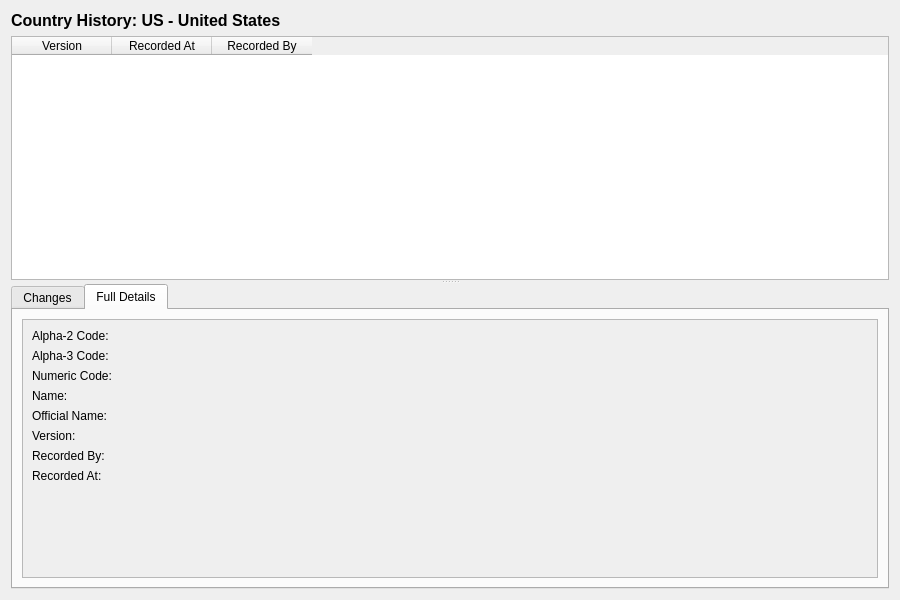
The window that projects/ores.qt/ui/CountryHistoryDialog.ui (OreStudio/OreStudio) describes before a commit, drawn with Qt 5.
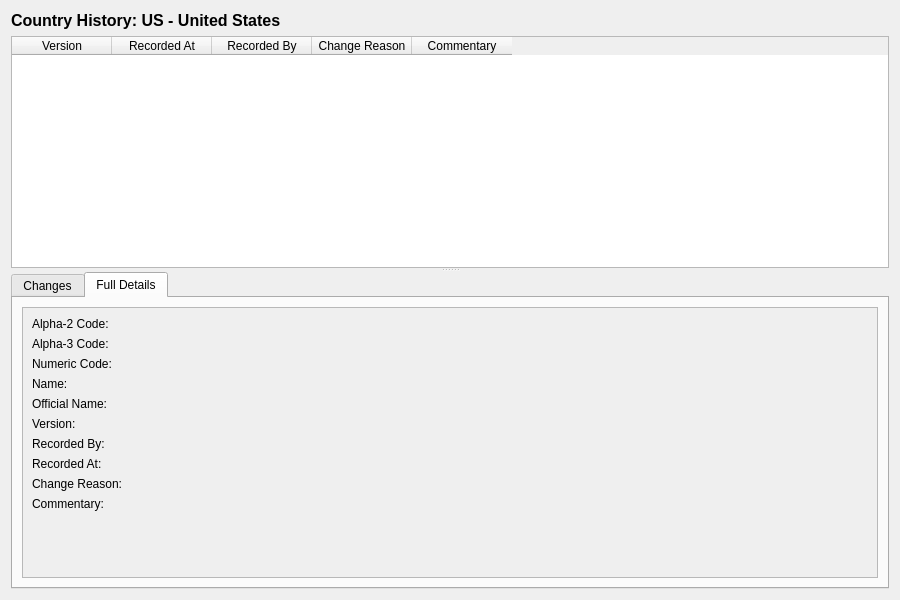
The same window after the commit. The open tabs and pages were chosen to show the change.

Commit message:
[qt] Integrate change reason selection into entity save dialogs
Add ChangeReasonCache for shared caching of change reasons with event
listening for automatic refresh. Add ChangeReasonDialog popup that
displays when saving existing entities, requiring users to select a
change reason and optionally provide commentary.

Update CurrencyDetailDialog and CountryDetailDialog to show change
reason popup before save for updates. Add change reason columns to
history dialogs showing reason code and commentary for each version.

The edit to the form file:
```diff
--- a/projects/ores.qt/ui/CountryHistoryDialog.ui
+++ b/projects/ores.qt/ui/CountryHistoryDialog.ui
@@ -66,6 +66,16 @@
         <string>Recorded By</string>
        </property>
       </column>
+      <column>
+       <property name="text">
+        <string>Change Reason</string>
+       </property>
+      </column>
+      <column>
+       <property name="text">
+        <string>Commentary</string>
+       </property>
+      </column>
      </widget>
      <widget class="QWidget" name="detailWidget">
       <layout class="QVBoxLayout" name="detailLayout">
@@ -256,6 +266,37 @@
                  </property>
                 </widget>
                </item>
+               <item row="8" column="0">
+                <widget class="QLabel" name="changeReasonLabel">
+                 <property name="text">
+                  <string>Change Reason:</string>
+                 </property>
+                </widget>
+               </item>
+               <item row="8" column="1">
+                <widget class="QLabel" name="changeReasonValue">
+                 <property name="text">
+                  <string/>
+                 </property>
+                </widget>
+               </item>
+               <item row="9" column="0">
+                <widget class="QLabel" name="changeCommentaryLabel">
+                 <property name="text">
+                  <string>Commentary:</string>
+                 </property>
+                </widget>
+               </item>
+               <item row="9" column="1">
+                <widget class="QLabel" name="changeCommentaryValue">
+                 <property name="text">
+                  <string/>
+                 </property>
+                 <property name="wordWrap">
+                  <bool>true</bool>
+                 </property>
+                </widget>
+               </item>
               </layout>
              </widget>
             </widget>
```
The commit also changes 17 other files.
